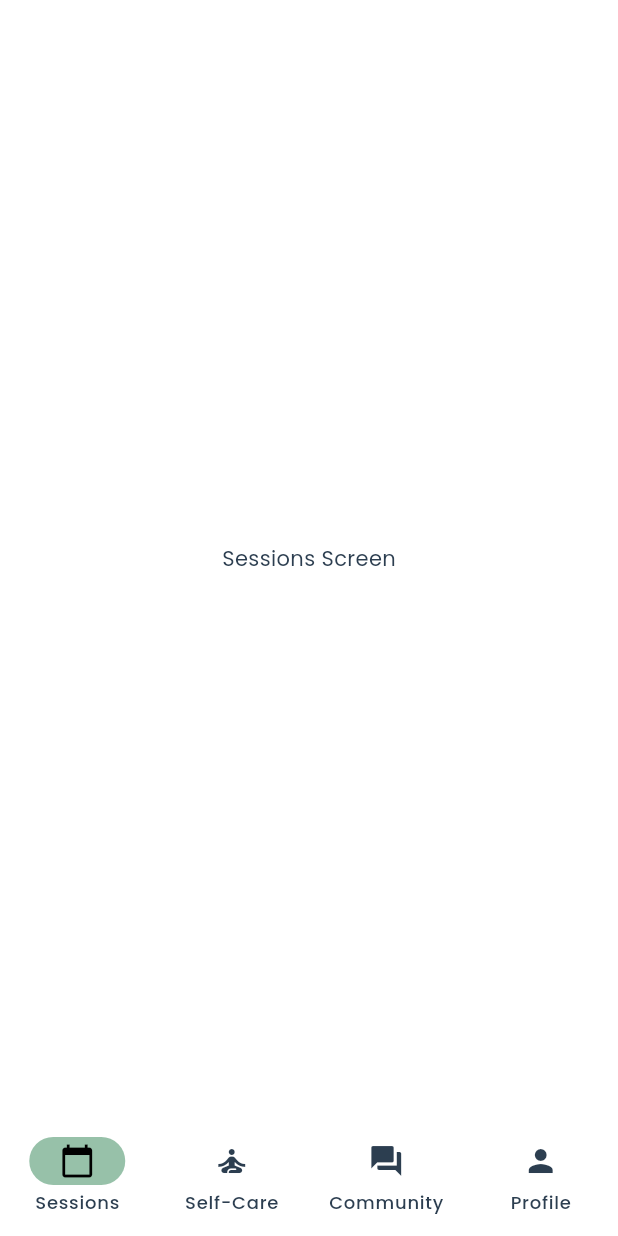
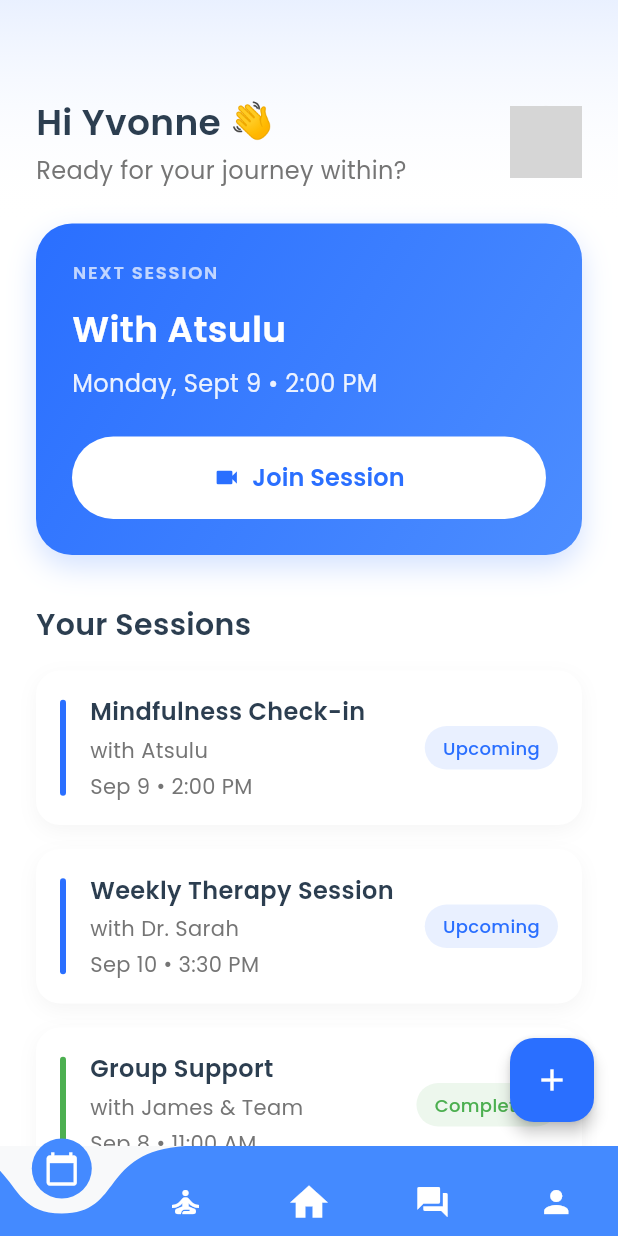
Before and after one commit to Yvonne-Wanja-1/within, a Flutter app: the screen it shows after launch, on a phone screen of 412 x 824 dp. Run offline on Flutter 3.47's test engine with Material 3 defaults, Android fonts, the phone set to English and light mode, and no system bars; drawn by our look-alikes of curved_navigation_bar; our stand-ins replace firebase_auth; accounts and stored records are empty; grey boxes are pictures that could not be loaded.

Commit message:
added a curved bottom navigation bar

```diff
--- a/lib/main.dart
+++ b/lib/main.dart
@@ -1,10 +1,10 @@
 import 'package:flutter/material.dart';
-import 'package:firebase_core/firebase_core.dart';
-import 'package:provider/provider.dart';
+import 'package:curved_navigation_bar/curved_navigation_bar.dart';
+import 'screens/sessions_screen.dart';
+import 'screens/home_screen.dart';
 
 void main() async {
   WidgetsFlutterBinding.ensureInitialized();
-  await Firebase.initializeApp();
   runApp(const WithinApp());
 }
 
@@ -14,14 +14,15 @@ class WithinApp extends StatelessWidget {
   @override
   Widget build(BuildContext context) {
     return MaterialApp(
+      debugShowCheckedModeBanner: false, // Remove the debug banner
       title: 'Within',
       theme: ThemeData(
         primarySwatch: Colors.blue,
         brightness: Brightness.light,
         fontFamily: 'Poppins',
         colorScheme: ColorScheme.light(
-          primary: const Color(0xFF6B9AC4),
-          secondary: const Color(0xFF97C1A9),
+          primary: Colors.blueAccent,
+          secondary: Colors.blueAccent.shade200,
           background: const Color(0xFFF8F9FA),
           surface: Colors.white,
           onBackground: const Color(0xFF2C3E50),
@@ -32,8 +33,8 @@ class WithinApp extends StatelessWidget {
         brightness: Brightness.dark,
         fontFamily: 'Poppins',
         colorScheme: ColorScheme.dark(
-          primary: const Color(0xFF6B9AC4),
-          secondary: const Color(0xFF97C1A9),
+          primary: Colors.blueAccent,
+          secondary: Colors.blueAccent.shade200,
           background: const Color(0xFF121212),
           surface: const Color(0xFF1E1E1E),
           onBackground: Colors.white,
@@ -58,6 +59,7 @@ class _MainScreenState extends State<MainScreen> {
   final List<Widget> _screens = [
     const SessionsScreen(),
     const SelfCareScreen(),
+    const HomeScreen(),
     const CommunityScreen(),
     const ProfileScreen(),
   ];
@@ -66,24 +68,24 @@ class _MainScreenState extends State<MainScreen> {
   Widget build(BuildContext context) {
     return Scaffold(
       body: _screens[_selectedIndex],
-      bottomNavigationBar: NavigationBar(
-        selectedIndex: _selectedIndex,
-        onDestinationSelected: (int index) {
+      bottomNavigationBar: CurvedNavigationBar(
+        backgroundColor: Theme.of(context).colorScheme.background,
+        color: Theme.of(context).colorScheme.primary,
+        buttonBackgroundColor: Theme.of(context).colorScheme.primary,
+        height: 60,
+        index: _selectedIndex,
+        onTap: (index) {
           setState(() {
             _selectedIndex = index;
           });
         },
-        destinations: const [
-          NavigationDestination(
-            icon: Icon(Icons.calendar_today),
-            label: 'Sessions',
-          ),
-          NavigationDestination(
-            icon: Icon(Icons.self_improvement),
-            label: 'Self-Care',
-          ),
-          NavigationDestination(icon: Icon(Icons.forum), label: 'Community'),
-          NavigationDestination(icon: Icon(Icons.person), label: 'Profile'),
+        items: const [
+          Icon(Icons.calendar_today, color: Colors.white),
+          Icon(Icons.self_improvement, color: Colors.white),
+          Icon(Icons.home,
+              color: Colors.white, size: 30), // Made home icon slightly larger
+          Icon(Icons.forum, color: Colors.white),
+          Icon(Icons.person, color: Colors.white),
         ],
       ),
     );
@@ -91,15 +93,6 @@ class _MainScreenState extends State<MainScreen> {
 }
 
 // Placeholder screens - These will be replaced with actual implementations
-class SessionsScreen extends StatelessWidget {
-  const SessionsScreen({super.key});
-
-  @override
-  Widget build(BuildContext context) {
-    return const Center(child: Text('Sessions Screen'));
-  }
-}
-
 class SelfCareScreen extends StatelessWidget {
   const SelfCareScreen({super.key});
 
--- /dev/null
+++ b/lib/screens/home_screen.dart
@@ -0,0 +1,25 @@
+import 'package:flutter/material.dart';
+
+class HomeScreen extends StatelessWidget {
+  const HomeScreen({super.key});
+
+  @override
+  Widget build(BuildContext context) {
+    return const Center(
+      child: Column(
+        mainAxisAlignment: MainAxisAlignment.center,
+        children: [
+          Icon(Icons.home, size: 64),
+          SizedBox(height: 16),
+          Text(
+            'Welcome Home',
+            style: TextStyle(
+              fontSize: 24,
+              fontWeight: FontWeight.w600,
+            ),
+          ),
+        ],
+      ),
+    );
+  }
+}
--- /dev/null
+++ b/lib/screens/sessions_screen.dart
@@ -0,0 +1,349 @@
+import 'package:flutter/material.dart';
+import 'package:intl/intl.dart';
+
+class SessionsScreen extends StatelessWidget {
+  const SessionsScreen({super.key});
+
+  @override
+  Widget build(BuildContext context) {
+    return Scaffold(
+      body: CustomScrollView(
+        slivers: [
+          SliverToBoxAdapter(
+            child: _buildHeader(),
+          ),
+          SliverToBoxAdapter(
+            child: _buildNextSessionCard(context),
+          ),
+          SliverToBoxAdapter(
+            child: Padding(
+              padding: const EdgeInsets.fromLTRB(24, 32, 24, 16),
+              child: Text(
+                'Your Sessions',
+                style: TextStyle(
+                  fontSize: 20,
+                  fontWeight: FontWeight.w600,
+                  color: Theme.of(context).colorScheme.onSurface,
+                ),
+              ),
+            ),
+          ),
+          SliverPadding(
+            padding: const EdgeInsets.symmetric(horizontal: 24),
+            sliver: SliverList(
+              delegate: SliverChildBuilderDelegate(
+                (context, index) => Padding(
+                  padding: const EdgeInsets.only(bottom: 16),
+                  child: _buildSessionCard(context, upcomingSessions[index]),
+                ),
+                childCount: upcomingSessions.length,
+              ),
+            ),
+          ),
+        ],
+      ),
+      floatingActionButton: FloatingActionButton(
+        onPressed: () {},
+        elevation: 4,
+        backgroundColor: const Color(0xFF2A6FFF),
+        child: const Icon(Icons.add, color: Colors.white),
+      ),
+    );
+  }
+
+  Widget _buildHeader() {
+    return Container(
+      padding: const EdgeInsets.fromLTRB(24, 64, 24, 24),
+      decoration: BoxDecoration(
+        gradient: LinearGradient(
+          begin: Alignment.topCenter,
+          end: Alignment.bottomCenter,
+          colors: [
+            const Color(0xFF2A6FFF).withOpacity(0.1),
+            Colors.white.withOpacity(0),
+          ],
+        ),
+      ),
+      child: Row(
+        children: [
+          Expanded(
+            child: Column(
+              crossAxisAlignment: CrossAxisAlignment.start,
+              children: [
+                Row(
+                  children: const [
+                    Text(
+                      'Hi Yvonne ',
+                      style: TextStyle(
+                        fontSize: 24,
+                        fontWeight: FontWeight.w600,
+                      ),
+                    ),
+                    Text(
+                      '👋',
+                      style: TextStyle(
+                        fontSize: 24,
+                      ),
+                    ),
+                  ],
+                ),
+                const SizedBox(height: 4),
+                Text(
+                  'Ready for your journey within?',
+                  style: TextStyle(
+                    fontSize: 16,
+                    color: Colors.grey[600],
+                    fontWeight: FontWeight.w400,
+                  ),
+                ),
+              ],
+            ),
+          ),
+          Container(
+            width: 48,
+            height: 48,
+            decoration: BoxDecoration(
+              shape: BoxShape.circle,
+              color: Colors.grey[200],
+              image: const DecorationImage(
+                image: AssetImage('assets/images/avatar_placeholder.png'),
+                fit: BoxFit.cover,
+              ),
+            ),
+          ),
+        ],
+      ),
+    );
+  }
+
+  Widget _buildNextSessionCard(BuildContext context) {
+    return Padding(
+      padding: const EdgeInsets.symmetric(horizontal: 24),
+      child: Container(
+        decoration: BoxDecoration(
+          borderRadius: BorderRadius.circular(24),
+          gradient: const LinearGradient(
+            begin: Alignment.topLeft,
+            end: Alignment.bottomRight,
+            colors: [
+              Color(0xFF2A6FFF),
+              Color(0xFF4C8DFF),
+            ],
+          ),
+          boxShadow: [
+            BoxShadow(
+              color: const Color(0xFF2A6FFF).withOpacity(0.2),
+              blurRadius: 16,
+              offset: const Offset(0, 8),
+            ),
+          ],
+        ),
+        child: Padding(
+          padding: const EdgeInsets.all(24),
+          child: Column(
+            crossAxisAlignment: CrossAxisAlignment.start,
+            children: [
+              const Text(
+                'NEXT SESSION',
+                style: TextStyle(
+                  fontSize: 12,
+                  fontWeight: FontWeight.w600,
+                  letterSpacing: 1.2,
+                  color: Colors.white70,
+                ),
+              ),
+              const SizedBox(height: 12),
+              const Text(
+                'With Atsulu',
+                style: TextStyle(
+                  fontSize: 24,
+                  fontWeight: FontWeight.w600,
+                  color: Colors.white,
+                ),
+              ),
+              const SizedBox(height: 8),
+              Text(
+                'Monday, Sept 9 • 2:00 PM',
+                style: TextStyle(
+                  fontSize: 16,
+                  color: Colors.white.withOpacity(0.9),
+                ),
+              ),
+              const SizedBox(height: 24),
+              ElevatedButton(
+                onPressed: () {},
+                style: ElevatedButton.styleFrom(
+                  backgroundColor: Colors.white,
+                  foregroundColor: const Color(0xFF2A6FFF),
+                  padding: const EdgeInsets.symmetric(
+                    vertical: 16,
+                    horizontal: 24,
+                  ),
+                  shape: RoundedRectangleBorder(
+                    borderRadius: BorderRadius.circular(32),
+                  ),
+                  elevation: 0,
+                ),
+                child: Row(
+                  mainAxisAlignment: MainAxisAlignment.center,
+                  children: const [
+                    Icon(Icons.videocam),
+                    SizedBox(width: 8),
+                    Text(
+                      'Join Session',
+                      style: TextStyle(
+                        fontSize: 16,
+                        fontWeight: FontWeight.w600,
+                      ),
+                    ),
+                  ],
+                ),
+              ),
+            ],
+          ),
+        ),
+      ),
+    );
+  }
+
+  Widget _buildSessionCard(BuildContext context, Session session) {
+    return Container(
+      decoration: BoxDecoration(
+        color: Colors.white,
+        borderRadius: BorderRadius.circular(16),
+        boxShadow: [
+          BoxShadow(
+            color: Colors.grey.withOpacity(0.1),
+            blurRadius: 10,
+            offset: const Offset(0, 4),
+          ),
+        ],
+      ),
+      child: Padding(
+        padding: const EdgeInsets.all(16),
+        child: Row(
+          children: [
+            Container(
+              width: 4,
+              height: 64,
+              decoration: BoxDecoration(
+                color: session.getStatusColor(),
+                borderRadius: BorderRadius.circular(2),
+              ),
+            ),
+            const SizedBox(width: 16),
+            Expanded(
+              child: Column(
+                crossAxisAlignment: CrossAxisAlignment.start,
+                children: [
+                  Text(
+                    session.title,
+                    style: TextStyle(
+                      fontSize: 16,
+                      fontWeight: FontWeight.w600,
+                      color: Theme.of(context).colorScheme.onSurface,
+                    ),
+                  ),
+                  const SizedBox(height: 4),
+                  Text(
+                    'with ${session.therapist}',
+                    style: TextStyle(
+                      fontSize: 14,
+                      color: Colors.grey[600],
+                    ),
+                  ),
+                  const SizedBox(height: 4),
+                  Text(
+                    DateFormat('MMM d • h:mm a').format(session.dateTime),
+                    style: TextStyle(
+                      fontSize: 14,
+                      color: Colors.grey[600],
+                    ),
+                  ),
+                ],
+              ),
+            ),
+            Container(
+              padding: const EdgeInsets.symmetric(
+                horizontal: 12,
+                vertical: 6,
+              ),
+              decoration: BoxDecoration(
+                color: session.getStatusColor().withOpacity(0.1),
+                borderRadius: BorderRadius.circular(16),
+              ),
+              child: Text(
+                session.status,
+                style: TextStyle(
+                  fontSize: 12,
+                  fontWeight: FontWeight.w500,
+                  color: session.getStatusColor(),
+                ),
+              ),
+            ),
+          ],
+        ),
+      ),
+    );
+  }
+}
+
+class Session {
+  final String title;
+  final String therapist;
+  final DateTime dateTime;
+  final String status;
+
+  const Session({
+    required this.title,
+    required this.therapist,
+    required this.dateTime,
+    required this.status,
+  });
+
+  Color getStatusColor() {
+    switch (status) {
+      case 'Upcoming':
+        return const Color(0xFF2A6FFF);
+      case 'Completed':
+        return const Color(0xFF4CAF50);
+      case 'Missed':
+        return const Color(0xFFF44336);
+      default:
+        return Colors.grey;
+    }
+  }
+}
+
+final List<Session> upcomingSessions = [
+  Session(
+    title: 'Mindfulness Check-in',
+    therapist: 'Atsulu',
+    dateTime: DateTime(2025, 9, 9, 14, 0),
+    status: 'Upcoming',
+  ),
+  Session(
+    title: 'Weekly Therapy Session',
+    therapist: 'Dr. Sarah',
+    dateTime: DateTime(2025, 9, 10, 15, 30),
+    status: 'Upcoming',
+  ),
+  Session(
+    title: 'Group Support',
+    therapist: 'James & Team',
+    dateTime: DateTime(2025, 9, 8, 11, 0),
+    status: 'Completed',
+  ),
+  Session(
+    title: 'Anxiety Management',
+    therapist: 'Dr. Sarah',
+    dateTime: DateTime(2025, 9, 5, 16, 0),
+    status: 'Completed',
+  ),
+  Session(
+    title: 'Stress Relief Session',
+    therapist: 'Atsulu',
+    dateTime: DateTime(2025, 9, 4, 10, 0),
+    status: 'Missed',
+  ),
+];
--- a/pubspec.yaml
+++ b/pubspec.yaml
@@ -26,6 +26,8 @@ dependencies:
   flutter_sound: ^9.2.13
   permission_handler: ^11.0.0
   image_picker: ^1.0.4
+  intl: ^0.18.1
+  curved_navigation_bar: ^1.0.6
 
 dev_dependencies:
   flutter_test:
```
Also changed, not shown: pubspec.lock, 1 other file.
